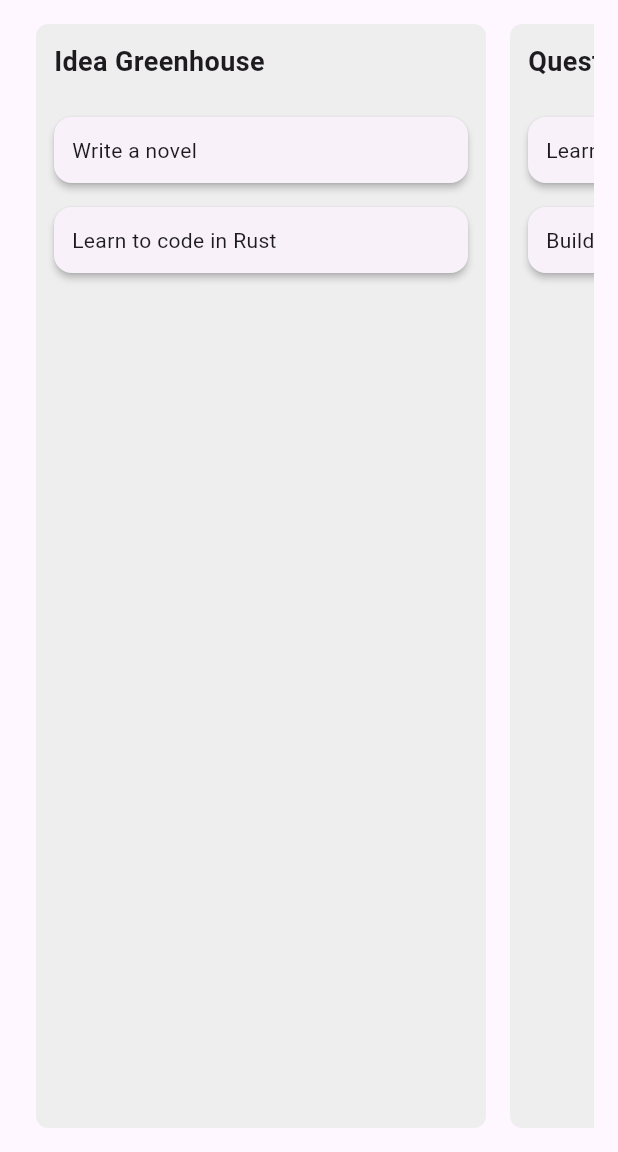
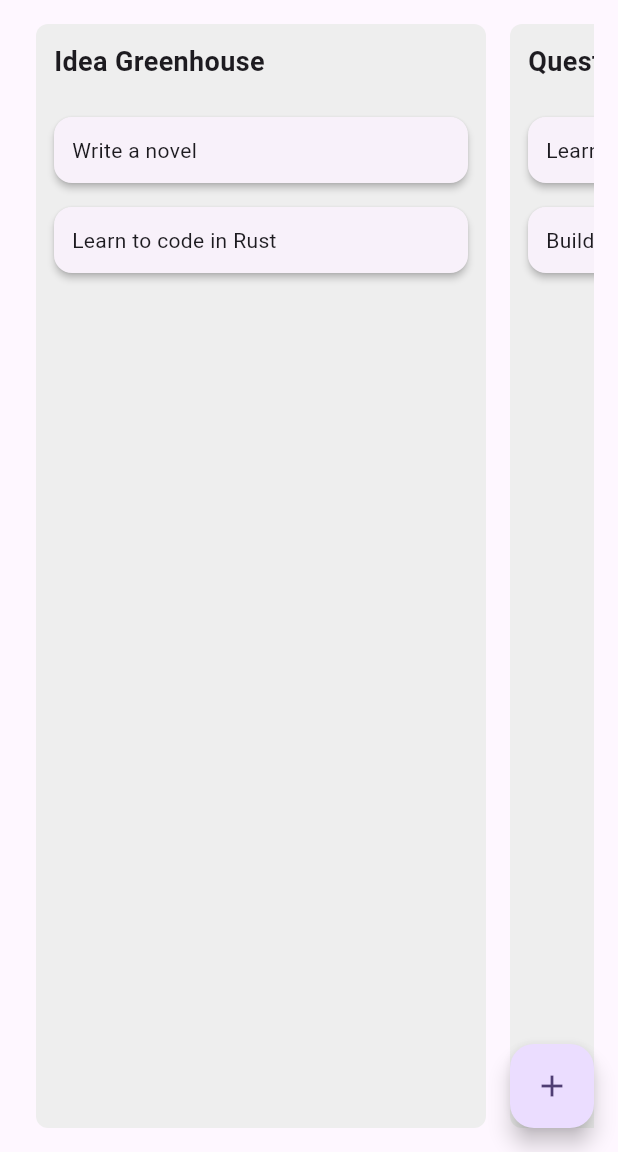
Before and after one commit to rghsoftware/nqi_frontend, a Flutter app: the screen it shows after launch, on a phone screen of 412 x 824 dp, the part 84-1236 px from its top. Run offline on Flutter 3.47's test engine with Material 3 defaults, Android fonts, the phone set to English and light mode, and no system bars.

Commit message:
Implement Quest management with QuestBoardProvider and UI updates
- Closes Develop 'new "Quest" card' feature #1
- Add Quest model for quest data representation.
- Create QuestBoardProvider for state management of quests.
- Update main.dart to provide QuestBoardProvider to the app.
- Modify QuestBoardScreen to display quests using QuestColumn.
- Add dialog for adding new quests.
- Update QuestColumn to handle Quest objects instead of strings.
- Add provider dependency in pubspec.yaml.
- Create devtools_options.yaml for DevTools settings.

```diff
--- /dev/null
+++ b/devtools_options.yaml
@@ -0,0 +1,3 @@
+description: This file stores settings for Dart & Flutter DevTools.
+documentation: https://docs.flutter.dev/tools/devtools/extensions#configure-extension-enablement-states
+extensions:
--- /dev/null
+++ b/lib/models/quest.dart
@@ -0,0 +1,6 @@
+class Quest {
+  final String id;
+  final String title;
+
+  Quest({required this.id, required this.title});
+}
--- /dev/null
+++ b/lib/providers/quest_board_provider.dart
@@ -0,0 +1,37 @@
+import 'package:flutter/foundation.dart';
+import '../models/quest.dart';
+
+class QuestBoardProvider with ChangeNotifier {
+  final Map<String, List<Quest>> _boardData = {
+    'Idea Greenhouse': [
+      Quest(id: '1', title: 'Write a novel'),
+      Quest(id: '2', title: 'Learn to code in Rust'),
+    ],
+    'Quest Log': [
+      Quest(id: '3', title: 'Learn Ukulele'),
+      Quest(id: '4', title: 'Build a PC'),
+    ],
+    "This Cycle's Quest": [Quest(id: '5', title: 'Finish NQI Frontend')],
+    'Next Up': [
+      Quest(id: '6', title: 'Create static UI for Quest Board'),
+      Quest(id: '7', title: 'Add state management'),
+    ],
+    'In-Progress': [Quest(id: '8', title: 'Setup Flutter Project')],
+    'Harvested': [
+      Quest(id: '9', title: 'Setup Go Backend'),
+      Quest(id: '10', title: 'Create User Registration API'),
+    ],
+  };
+
+  Map<String, List<Quest>> get boardData => _boardData;
+
+  void addQuest(String title) {
+    final newQuest = Quest(
+      id: DateTime.now().toString(), // Use timestamp as a simple unique ID
+      title: title,
+    );
+    _boardData['Idea Greenhouse']?.add(newQuest);
+    // Notify all listening widgets that the state has changed, so they can rebuild.
+    notifyListeners();
+  }
+}
--- a/lib/screens/quest_board_screen.dart
+++ b/lib/screens/quest_board_screen.dart
@@ -1,20 +1,47 @@
 import 'package:flutter/material.dart';
-import '../widgets/quest_column.dart'; // Import the QuestColumn widget
+import 'package:provider/provider.dart';
+import '../providers/quest_board_provider.dart';
+import '../widgets/quest_column.dart';
 
 class QuestBoardScreen extends StatelessWidget {
   const QuestBoardScreen({super.key});
 
+  void _showAddQuestDialog(BuildContext context) {
+    final TextEditingController controller = TextEditingController();
+    showDialog(
+      context: context,
+      builder: (ctx) => AlertDialog(
+        title: const Text('New Quest Idea'),
+        content: TextField(
+          controller: controller,
+          autofocus: true,
+          decoration: const InputDecoration(labelText: 'Quest Title'),
+        ),
+        actions: [
+          TextButton(
+            child: const Text('Cancel'),
+            onPressed: () => Navigator.of(ctx).pop(),
+          ),
+          TextButton(
+            child: const Text('Add'),
+            onPressed: () {
+              if (controller.text.isNotEmpty) {
+                Provider.of<QuestBoardProvider>(
+                  context,
+                  listen: false,
+                ).addQuest(controller.text);
+                Navigator.of(ctx).pop();
+              }
+            },
+          ),
+        ],
+      ),
+    );
+  }
+
   @override
   Widget build(BuildContext context) {
-    // Placeholder data for our board
-    final Map<String, List<String>> boardData = {
-      'Idea Greenhouse': ['Write a novel', 'Learn to code in Rust'],
-      'Quest Log': ['Learn Ukulele', 'Build a PC'],
-      "This Cycle's Quest": ['Finish NQI Frontend'],
-      'Next Up': ['Create static UI for Quest Board', 'Add state management'],
-      'In-Progress': ['Setup Flutter Project'],
-      'Harvested': ['Setup Go Backend', 'Create User Registration API'],
-    };
+    final boardProvider = Provider.of<QuestBoardProvider>(context);
 
     return Scaffold(
       appBar: AppBar(
@@ -23,13 +50,17 @@ class QuestBoardScreen extends StatelessWidget {
       ),
       body: Padding(
         padding: const EdgeInsets.all(16.0),
-        // Use a ListView with horizontal scrolling to hold the columns
         child: ListView(
           scrollDirection: Axis.horizontal,
-          children: boardData.entries.map((entry) {
-            return QuestColumn(title: entry.key, questTitles: entry.value);
+          children: boardProvider.boardData.entries.map((entry) {
+            return QuestColumn(title: entry.key, quests: entry.value);
           }).toList(),
         ),
+      ),
+      floatingActionButton: FloatingActionButton(
+        onPressed: () => _showAddQuestDialog(context),
+        tooltip: 'Add Quest',
+        child: const Icon(Icons.add),
       ),
     );
   }
--- a/lib/widgets/quest_column.dart
+++ b/lib/widgets/quest_column.dart
@@ -1,20 +1,17 @@
 import 'package:flutter/material.dart';
-import 'quest_card.dart'; // Import the QuestCard widget
+import '../models/quest.dart';
+import 'quest_card.dart';
 
 class QuestColumn extends StatelessWidget {
   final String title;
-  final List<String> questTitles;
+  final List<Quest> quests;
 
-  const QuestColumn({
-    super.key,
-    required this.title,
-    required this.questTitles,
-  });
+  const QuestColumn({super.key, required this.title, required this.quests});
 
   @override
   Widget build(BuildContext context) {
     return Container(
-      width: 300, // Fixed width for each column
+      width: 300,
       margin: const EdgeInsets.symmetric(horizontal: 8.0),
       padding: const EdgeInsets.all(12.0),
       decoration: BoxDecoration(
@@ -24,18 +21,16 @@ class QuestColumn extends StatelessWidget {
       child: Column(
         crossAxisAlignment: CrossAxisAlignment.start,
         children: [
-          // Column Title
           Text(
             title,
             style: const TextStyle(fontSize: 18, fontWeight: FontWeight.bold),
           ),
           const SizedBox(height: 16),
-          // List of Quest Cards
           Expanded(
             child: ListView.builder(
-              itemCount: questTitles.length,
+              itemCount: quests.length,
               itemBuilder: (context, index) {
-                return QuestCard(title: questTitles[index]);
+                return QuestCard(title: quests[index].title);
               },
             ),
           ),
--- a/pubspec.yaml
+++ b/pubspec.yaml
@@ -12,6 +12,7 @@ dependencies:
     sdk: flutter
   cupertino_icons: ^1.0.8
   http: ^1.2.1
+  provider: ^6.1.5
 
 dev_dependencies:
   flutter_test:
```
Also changed, not shown: lib/main.dart (+10 -1 lines), pubspec.lock.
